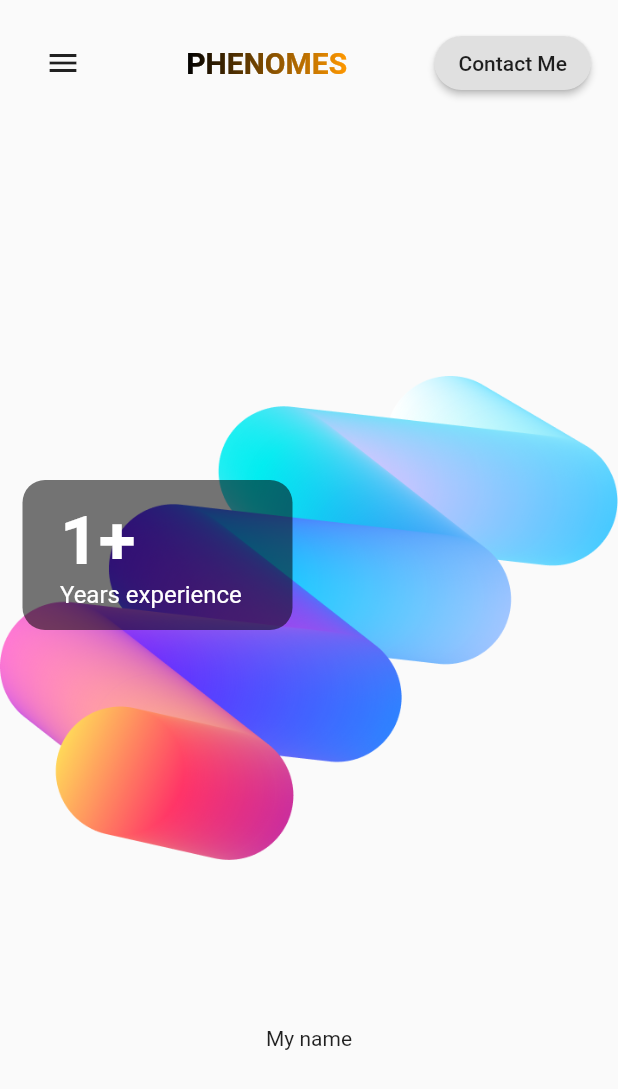
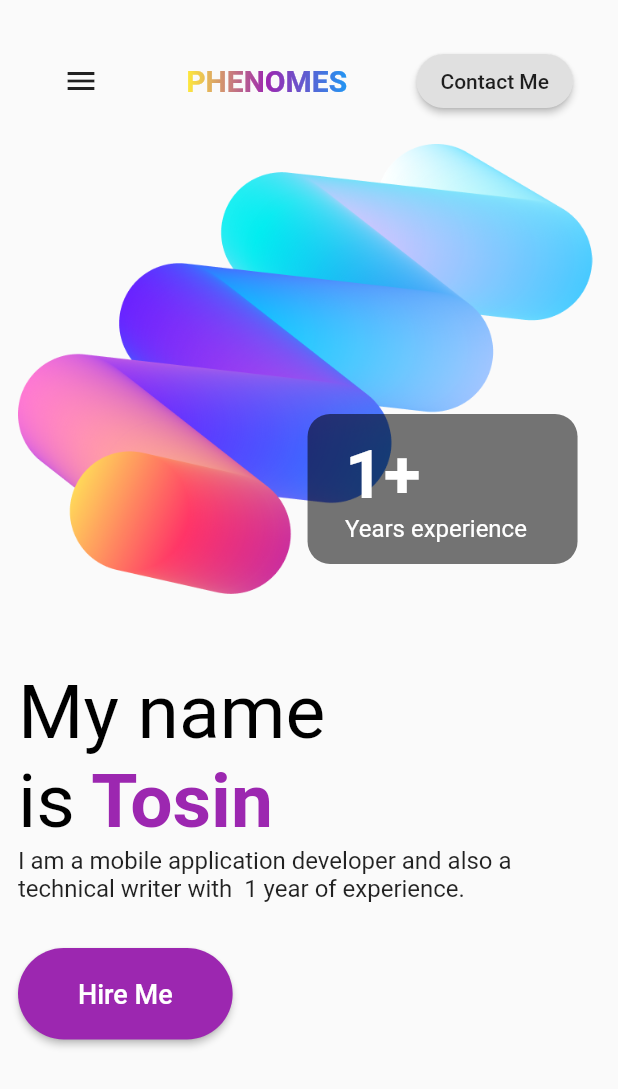
Before and after one commit to flutter-preview/Tosin2289-Portfolio-site, a Flutter app: the screen it shows after launch, on a phone screen of 412 x 824 dp. Shown: the top 1089 px of the screen. Run offline on Flutter 3.47's test engine with Material 2 defaults, Android fonts, the phone set to English and light mode, and no system bars.

Commit message:
fourth commit

```diff
--- a/lib/mobile/componets/appbar-mobile.dart
+++ b/lib/mobile/componets/appbar-mobile.dart
@@ -18,8 +18,9 @@ class CustomAppBar extends StatelessWidget {
                 )),
             ShaderMask(
               shaderCallback: (bounds) => const LinearGradient(colors: [
-                Colors.black,
-                Colors.orange,
+                Colors.yellow,
+                Colors.purple,
+                Colors.blue,
               ]).createShader(
                 Rect.fromLTWH(0, 0, bounds.width, bounds.height),
               ),
--- /dev/null
+++ b/lib/mobile/componets/hiremebtn-mobile.dart
@@ -0,0 +1,19 @@
+import 'package:flutter/material.dart';
+
+class HireMeBtnM extends StatelessWidget {
+  const HireMeBtnM({Key? key}) : super(key: key);
+
+  @override
+  Widget build(BuildContext context) {
+    return MaterialButton(
+      padding: const EdgeInsets.symmetric(horizontal: 40, vertical: 20),
+      color: Colors.purple,
+      shape: const StadiumBorder(),
+      onPressed: () {},
+      child: const Text(
+        "Hire Me",
+        style: TextStyle(fontSize: 18, color: Colors.white),
+      ),
+    );
+  }
+}
--- a/lib/mobile/componets/image-mobile.dart
+++ b/lib/mobile/componets/image-mobile.dart
@@ -7,20 +7,16 @@ class CustomImage extends StatelessWidget {
   @override
   Widget build(BuildContext context) {
     return SizedBox(
+      height: 300,
       child: Stack(
         children: [
-          Positioned.fill(
-            child: BackdropFilter(
-              filter: ImageFilter.blur(sigmaX: 20, sigmaY: 20),
-              child: Image.asset(
-                "assets/Spline.png",
-                height: 350,
-              ),
-            ),
+          Image.asset(
+            "assets/Spline.png",
+            height: 350,
           ),
           Positioned(
-            top: 320,
-            left: 15,
+            top: 180,
+            right: 10,
             child: Container(
               height: 100,
               width: 180,
--- a/lib/mobile/componets/text-mobile.dart
+++ b/lib/mobile/componets/text-mobile.dart
@@ -7,7 +7,31 @@ class CustomText extends StatelessWidget {
   Widget build(BuildContext context) {
     return SizedBox(
       child: Column(
-        children: [Text("My name")],
+        crossAxisAlignment: CrossAxisAlignment.start,
+        children: [
+          const Text(
+            "My name",
+            style: TextStyle(fontSize: 50, color: Colors.black),
+          ),
+          RichText(
+            text: const TextSpan(children: [
+              TextSpan(
+                  text: 'is',
+                  style: TextStyle(fontSize: 50, color: Colors.black)),
+              TextSpan(
+                text: ' Tosin',
+                style: TextStyle(
+                    fontSize: 50,
+                    fontWeight: FontWeight.bold,
+                    color: Colors.purple),
+              ),
+            ]),
+          ),
+          const Text(
+            "I am a mobile application developer and also a technical writer with  1 year of experience.",
+            style: TextStyle(fontSize: 16),
+          ),
+        ],
       ),
     );
   }
--- a/lib/mobile/homeview-mobile.dart
+++ b/lib/mobile/homeview-mobile.dart
@@ -1,6 +1,7 @@
 import 'package:flutter/material.dart';
 
 import 'componets/appbar-mobile.dart';
+import 'componets/hiremebtn-mobile.dart';
 import 'componets/image-mobile.dart';
 import 'componets/text-mobile.dart';
 
@@ -11,19 +12,23 @@ class MobileView extends StatelessWidget {
   Widget build(BuildContext context) {
     return Scaffold(
       body: Center(
-        child: Stack(
-          children: [
-            const CustomImage(),
-            Column(
+        child: Padding(
+          padding: const EdgeInsets.all(12.0),
+          child: Column(
+            crossAxisAlignment: CrossAxisAlignment.start,
             children: const [
               CustomAppBar(),
+              CustomImage(),
               SizedBox(
-                  height: 600,
+                height: 50,
               ),
-                CustomText()
+              CustomText(),
+              SizedBox(
+                height: 30,
+              ),
+              HireMeBtnM()
             ],
           ),
-          ],
         ),
       ),
     );
```
Lines whose indentation alone changed are shown as unchanged.
